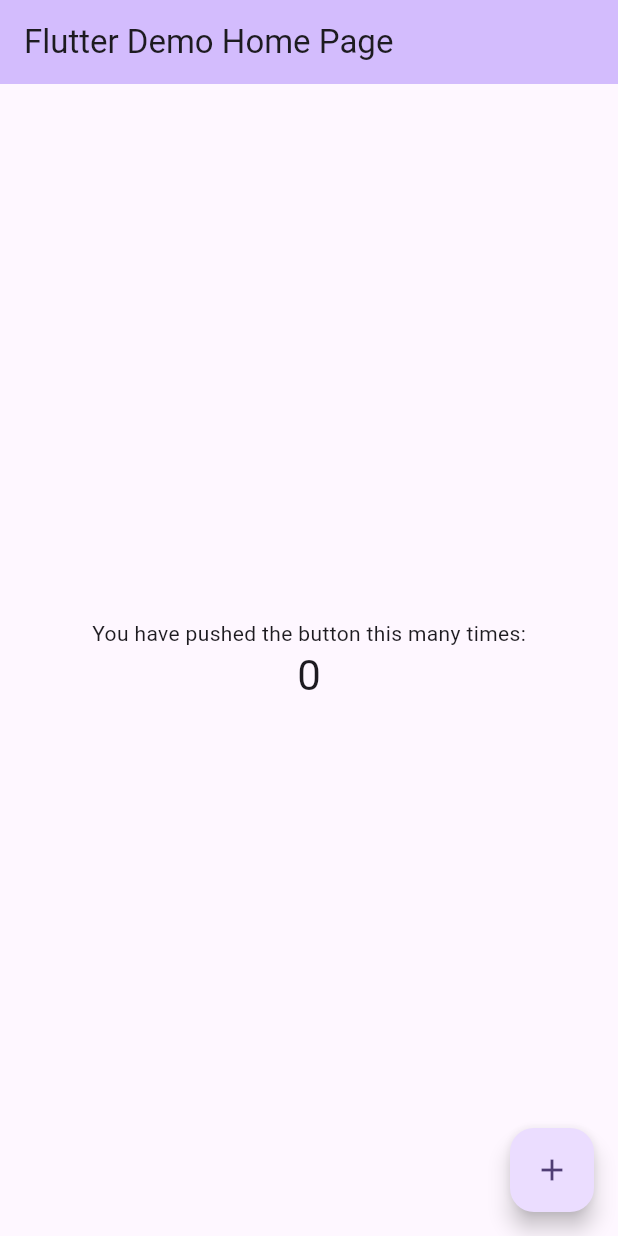
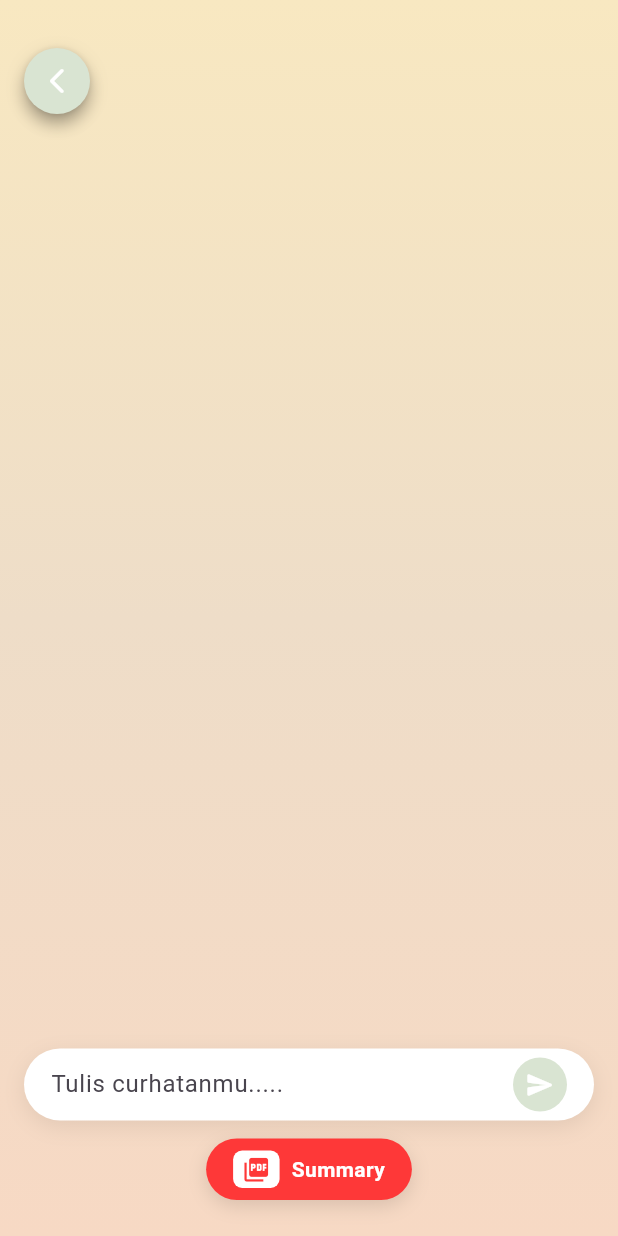
Before and after one commit to Syechran/Psychology-Apps, a Flutter app: the screen it shows after launch, on a phone screen of 412 x 824 dp. Run offline on Flutter 3.47's test engine with Material 3 defaults, Android fonts, the phone set to English and light mode, and no system bars.

Commit message:
Add files via upload

```diff
--- /dev/null
+++ b/flutter_app/lib/chat_page.dart
@@ -0,0 +1,291 @@
+import 'package:flutter/material.dart';
+
+/// Chat page with gradient background, back button,
+/// chat input field, send button, and summary button.
+class ChatPage extends StatelessWidget {
+  const ChatPage({super.key});
+
+  @override
+  Widget build(BuildContext context) {
+    return Scaffold(
+      // Make the body draw behind the system status bar
+      extendBodyBehindAppBar: true,
+      // We do not use the default app bar because the design
+      // uses a floating circular back button instead.
+      body: Container(
+        // Full-screen gradient background using your palette
+        decoration: const BoxDecoration(
+          gradient: LinearGradient(
+            begin: Alignment.topCenter,
+            end: Alignment.bottomCenter,
+            colors: [
+              Color(0xFFF8E8C1), // top
+              Color(0xFFEEDDC8), // middle
+              Color(0xFFF7D9C4), // bottom
+            ],
+          ),
+        ),
+        // Use SafeArea so content does not overlap system UI
+        child: Stack(
+          children: [
+            /// Positioned circular back button on top-left
+            Positioned(
+              // Sedikit diturunkan dari posisi sebelumnya (16 -> 32)
+              top: 32,
+              left: 16,
+              child: _BackButton(),
+            ),
+
+            /// Bottom area with input and summary button
+            Align(
+              alignment: Alignment.bottomCenter,
+              child: Padding(
+                // Outer padding from screen edges
+                padding: const EdgeInsets.fromLTRB(16, 0, 16, 24),
+                child: Column(
+                  mainAxisSize: MainAxisSize.min,
+                  children: [
+                    _ChatInputBar(),
+                    const SizedBox(height: 12),
+                    _SummaryButton(),
+                  ],
+                ),
+              ),
+            ),
+          ],
+        ),
+      ),
+    );
+  }
+}
+
+/// Circular back button with subtle shadow and custom colors.
+class _BackButton extends StatelessWidget {
+  @override
+  Widget build(BuildContext context) {
+    return Material(
+      // Gunakan warna transparan untuk material,
+      // sehingga hanya container di dalam yang terlihat.
+      color: Colors.transparent,
+      // Clip ke bentuk lingkaran agar efek ripple tetap bulat.
+      shape: const CircleBorder(),
+      elevation: 4, // soft shadow agar tombol selalu "menyala" / terlihat
+      child: InkWell(
+        // Bentuk lingkaran agar efek ripple mengikuti bentuk tombol.
+        customBorder: const CircleBorder(),
+        onTap: () {
+          // Pop current page (bisa diganti dengan navigasi lain jika perlu)
+          Navigator.of(context).maybePop();
+        },
+        child: Container(
+          width: 44, // sedikit lebih besar agar lebih jelas terlihat
+          height: 44,
+          decoration: BoxDecoration(
+            // Warna tetap menyala & kontras dengan background
+            color: const Color(0xFFD9E4D2), // light greenish circle
+            shape: BoxShape.circle,
+            boxShadow: [
+              BoxShadow(
+                color: Colors.black.withValues(alpha: 0.15),
+                blurRadius: 10,
+                offset: const Offset(0, 4),
+              ),
+            ],
+          ),
+          child: const Icon(
+            Icons.arrow_back_ios_new_rounded,
+            size: 20,
+            color: Colors.white,
+          ),
+        ),
+      ),
+    );
+  }
+}
+
+/// Bottom chat input bar with rounded white background and
+/// a circular send button at the right side.
+class _ChatInputBar extends StatefulWidget {
+  const _ChatInputBar();
+
+  @override
+  State<_ChatInputBar> createState() => _ChatInputBarState();
+}
+
+class _ChatInputBarState extends State<_ChatInputBar> {
+  // Controller untuk memantau isi text field
+  final TextEditingController _controller = TextEditingController();
+
+  // Menyimpan apakah text field kosong atau tidak
+  bool _isInputNotEmpty = false;
+
+  @override
+  void initState() {
+    super.initState();
+
+    // Listener untuk update state ketika teks berubah
+    _controller.addListener(() {
+      final hasText = _controller.text.trim().isNotEmpty;
+      if (hasText != _isInputNotEmpty) {
+        setState(() {
+          _isInputNotEmpty = hasText;
+        });
+      }
+    });
+  }
+
+  @override
+  void dispose() {
+    // Buang controller ketika widget dihapus
+    _controller.dispose();
+    super.dispose();
+  }
+
+  @override
+  Widget build(BuildContext context) {
+    return Container(
+      // White pill-shaped background
+      decoration: BoxDecoration(
+        color: const Color(0xFFFFFFFF),
+        borderRadius: BorderRadius.circular(30),
+        boxShadow: [
+          BoxShadow(
+            // use withValues instead of deprecated withOpacity
+            color: Colors.black.withValues(alpha: 0.08),
+            blurRadius: 12,
+            offset: const Offset(0, 4),
+          ),
+        ],
+      ),
+      padding: const EdgeInsets.symmetric(horizontal: 18, vertical: 6),
+      child: Row(
+        children: [
+          // Expanded text field takes remaining width
+          Expanded(
+            child: TextField(
+              controller: _controller,
+              // No explicit border to keep the pill look clean
+              decoration: const InputDecoration(
+                hintText: 'Tulis curhatanmu.....',
+                border: InputBorder.none,
+                isDense: true,
+              ),
+            ),
+          ),
+          const SizedBox(width: 8),
+
+          /// Circular send button at right side
+          _SendButton(
+            enabled: _isInputNotEmpty,
+          ),
+        ],
+      ),
+    );
+  }
+}
+
+/// Circular send button with green background and white icon.
+class _SendButton extends StatelessWidget {
+  final bool enabled;
+
+  const _SendButton({required this.enabled});
+
+  @override
+  Widget build(BuildContext context) {
+    // Warna ketika tidak ada teks (sama seperti sekarang)
+    const Color disabledColor = Color(0xFFD9E4D2);
+
+    // Warna ketika ada teks (lebih terang / kontras)
+    const Color enabledColor = Color(0xFFB7D0AF);
+
+    final Color backgroundColor = enabled ? enabledColor : disabledColor;
+
+    return Material(
+      color: Colors.transparent,
+      shape: const CircleBorder(),
+      child: InkWell(
+        customBorder: const CircleBorder(),
+        // Hanya boleh di-tap kalau enabled = true
+        onTap: enabled
+            ? () {
+                // TODO: implement send chat logic
+              }
+            : null,
+        child: Container(
+          width: 36,
+          height: 36,
+          decoration: BoxDecoration(
+            color: backgroundColor,
+            shape: BoxShape.circle,
+          ),
+          child: const Icon(
+            Icons.send_rounded,
+            size: 20,
+            color: Colors.white,
+          ),
+        ),
+      ),
+    );
+  }
+}
+
+/// Summary button that looks like a pill with a small PDF icon
+/// and text `Summary`, using your red/white palette.
+class _SummaryButton extends StatelessWidget {
+  @override
+  Widget build(BuildContext context) {
+    return Material(
+      color: Colors.transparent,
+      borderRadius: BorderRadius.circular(24),
+      child: InkWell(
+        borderRadius: BorderRadius.circular(24),
+        onTap: () {
+          // TODO: generate summary PDF
+        },
+        child: Container(
+          padding: const EdgeInsets.symmetric(horizontal: 18, vertical: 8),
+          decoration: BoxDecoration(
+            color: const Color(0xFFFE3838), // red background
+            borderRadius: BorderRadius.circular(24),
+            boxShadow: [
+              BoxShadow(
+                // use withValues instead of deprecated withOpacity
+                color: Colors.black.withValues(alpha: 0.12),
+                blurRadius: 10,
+                offset: const Offset(0, 4),
+              ),
+            ],
+          ),
+          child: Row(
+            mainAxisSize: MainAxisSize.min,
+            children: [
+              // Small rounded white PDF badge
+              Container(
+                padding:
+                    const EdgeInsets.symmetric(horizontal: 6, vertical: 3),
+                decoration: BoxDecoration(
+                  color: const Color(0xFFFFFFFF),
+                  borderRadius: BorderRadius.circular(6),
+                ),
+                child: const Icon(
+                  Icons.picture_as_pdf,
+                  size: 19,
+                  color: Color(0xFFFE3838),
+                ),
+              ),
+              const SizedBox(width: 8),
+              const Text(
+                'Summary',
+                style: TextStyle(
+                  color: Color(0xFFFFFFFF),
+                  fontWeight: FontWeight.w600,
+                  fontSize: 14,
+                ),
+              ),
+            ],
+          ),
+        ),
+      ),
+    );
+  }
+}
--- a/flutter_app/lib/main.dart
+++ b/flutter_app/lib/main.dart
@@ -1,4 +1,5 @@
 import 'package:flutter/material.dart';
+import 'chat_page.dart';
 
 void main() {
   runApp(const MyApp());
@@ -7,116 +8,17 @@ void main() {
 class MyApp extends StatelessWidget {
   const MyApp({super.key});
 
-  // This widget is the root of your application.
   @override
   Widget build(BuildContext context) {
     return MaterialApp(
-      title: 'Flutter Demo',
+      debugShowCheckedModeBanner: false,
+      title: 'EASE - Emotionally Assisting, Summarize Easily AI Chat',
       theme: ThemeData(
-        // This is the theme of your application.
-        //
-        // TRY THIS: Try running your application with "flutter run". You'll see
-        // the application has a purple toolbar. Then, without quitting the app,
-        // try changing the seedColor in the colorScheme below to Colors.green
-        // and then invoke "hot reload" (save your changes or press the "hot
-        // reload" button in a Flutter-supported IDE, or press "r" if you used
-        // the command line to start the app).
-        //
-        // Notice that the counter didn't reset back to zero; the application
-        // state is not lost during the reload. To reset the state, use hot
-        // restart instead.
-        //
-        // This works for code too, not just values: Most code changes can be
-        // tested with just a hot reload.
         colorScheme: ColorScheme.fromSeed(seedColor: Colors.deepPurple),
+        useMaterial3: true,
       ),
-      home: const MyHomePage(title: 'Flutter Demo Home Page'),
+      // Set ChatPage as the first screen when the app opens
+      home: const ChatPage(),
     );
   }
 }
-
-class MyHomePage extends StatefulWidget {
-  const MyHomePage({super.key, required this.title});
-
-  // This widget is the home page of your application. It is stateful, meaning
-  // that it has a State object (defined below) that contains fields that affect
-  // how it looks.
-
-  // This class is the configuration for the state. It holds the values (in this
-  // case the title) provided by the parent (in this case the App widget) and
-  // used by the build method of the State. Fields in a Widget subclass are
-  // always marked "final".
-
-  final String title;
-
-  @override
-  State<MyHomePage> createState() => _MyHomePageState();
-}
-
-class _MyHomePageState extends State<MyHomePage> {
-  int _counter = 0;
-
-  void _incrementCounter() {
-    setState(() {
-      // This call to setState tells the Flutter framework that something has
-      // changed in this State, which causes it to rerun the build method below
-      // so that the display can reflect the updated values. If we changed
-      // _counter without calling setState(), then the build method would not be
-      // called again, and so nothing would appear to happen.
-      _counter++;
-    });
-  }
-
-  @override
-  Widget build(BuildContext context) {
-    // This method is rerun every time setState is called, for instance as done
-    // by the _incrementCounter method above.
-    //
-    // The Flutter framework has been optimized to make rerunning build methods
-    // fast, so that you can just rebuild anything that needs updating rather
-    // than having to individually change instances of widgets.
-    return Scaffold(
-      appBar: AppBar(
-        // TRY THIS: Try changing the color here to a specific color (to
-        // Colors.amber, perhaps?) and trigger a hot reload to see the AppBar
-        // change color while the other colors stay the same.
-        backgroundColor: Theme.of(context).colorScheme.inversePrimary,
-        // Here we take the value from the MyHomePage object that was created by
-        // the App.build method, and use it to set our appbar title.
-        title: Text(widget.title),
-      ),
-      body: Center(
-        // Center is a layout widget. It takes a single child and positions it
-        // in the middle of the parent.
-        child: Column(
-          // Column is also a layout widget. It takes a list of children and
-          // arranges them vertically. By default, it sizes itself to fit its
-          // children horizontally, and tries to be as tall as its parent.
-          //
-          // Column has various properties to control how it sizes itself and
-          // how it positions its children. Here we use mainAxisAlignment to
-          // center the children vertically; the main axis here is the vertical
-          // axis because Columns are vertical (the cross axis would be
-          // horizontal).
-          //
-          // TRY THIS: Invoke "debug painting" (choose the "Toggle Debug Paint"
-          // action in the IDE, or press "p" in the console), to see the
-          // wireframe for each widget.
-          mainAxisAlignment: MainAxisAlignment.center,
-          children: <Widget>[
-            const Text('You have pushed the button this many times:'),
-            Text(
-              '$_counter',
-              style: Theme.of(context).textTheme.headlineMedium,
-            ),
-          ],
-        ),
-      ),
-      floatingActionButton: FloatingActionButton(
-        onPressed: _incrementCounter,
-        tooltip: 'Increment',
-        child: const Icon(Icons.add),
-      ), // This trailing comma makes auto-formatting nicer for build methods.
-    );
-  }
-}
--- a/flutter_app/pubspec.yaml
+++ b/flutter_app/pubspec.yaml
@@ -44,7 +44,7 @@ dev_dependencies:
   # activated in the `analysis_options.yaml` file located at the root of your
   # package. See that file for information about deactivating specific lint
   # rules and activating additional ones.
-  flutter_lints: ^5.0.0
+  flutter_lints: ^6.0.0
 
 # For information on the generic Dart part of this file, see the
 # following page: https://dart.dev/tools/pub/pubspec
```
Also changed, not shown: flutter_app/pubspec.lock, 2 other files.
